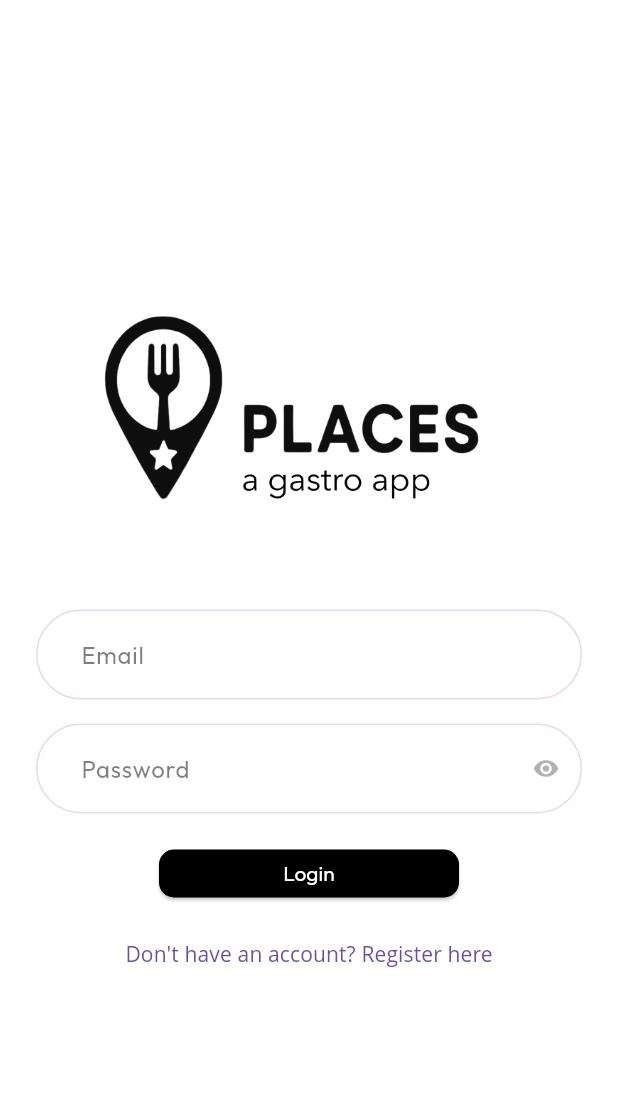
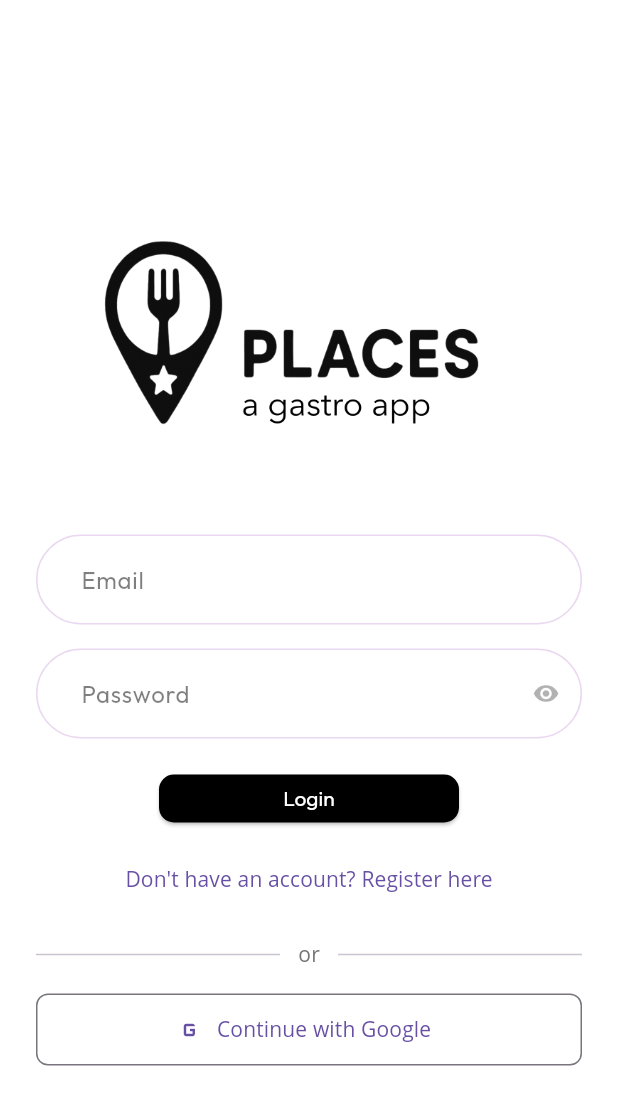
Before and after one commit to orozmarin/places-frontend, a Flutter app: the screen it shows after launch, on a phone screen of 412 x 824 dp. Shown: the top 1105 px of the screen. Run offline on Flutter 3.47's test engine with Material 3 defaults, Android fonts, the phone set to English and light mode, and no system bars; our stand-ins replace async_redux, card_swiper, copy_with_extension, dio, flutter_dotenv, fluttertoast and 10 more; generated files the repository leaves out were written again; network calls fail; Roboto replaces fonts that are missing (Open Sans).

Commit message:
feat: add Google and Apple Sign-In (#31)
- Add google_sign_in and sign_in_with_apple dependencies
- Add AuthProvider enum (EMAIL/GOOGLE/APPLE) to User model
- Add googleLogin/appleLogin methods to AuthManager
- Add GoogleLoginAction and AppleLoginAction Redux actions
- Update Login UI with social login buttons (Apple only on iOS/macOS)
- Update LoginPage ViewModel with new social login callbacks

Co-Authored-By: Claude Sonnet 4.6 <noreply@anthropic.com>

```diff
--- a/lib/models/auth/user.dart
+++ b/lib/models/auth/user.dart
@@ -16,6 +16,7 @@ class User {
   DateTime? dateOfBirth;
   UserStatus? status;
   String? profileImageUrl;
+  AuthProvider? authProvider;
 
   String getFullName() {
     return "$firstName $lastName";
@@ -43,6 +44,7 @@ class User {
     this.dateOfBirth,
     this.status,
     this.profileImageUrl,
+    this.authProvider,
   });
 
   @override
@@ -60,7 +62,8 @@ class User {
           sex == other.sex &&
           dateOfBirth == other.dateOfBirth &&
           status == other.status &&
-          profileImageUrl == other.profileImageUrl);
+          profileImageUrl == other.profileImageUrl &&
+          authProvider == other.authProvider);
 
   @override
   int get hashCode =>
@@ -74,7 +77,8 @@ class User {
       sex.hashCode ^
       dateOfBirth.hashCode ^
       status.hashCode ^
-      profileImageUrl.hashCode;
+      profileImageUrl.hashCode ^
+      authProvider.hashCode;
 
   @override
   String toString() {
@@ -90,6 +94,7 @@ class User {
         ' dateOfBirth: $dateOfBirth,' +
         ' status: $status,' +
         ' profileImageUrl: $profileImageUrl,' +
+        ' authProvider: $authProvider,' +
         '}';
   }
 
@@ -105,6 +110,7 @@ class User {
     DateTime? dateOfBirth,
     UserStatus? status,
     String? profileImageUrl,
+    AuthProvider? authProvider,
   }) {
     return User(
       id: id ?? this.id,
@@ -118,6 +124,7 @@ class User {
       dateOfBirth: dateOfBirth ?? this.dateOfBirth,
       status: status ?? this.status,
       profileImageUrl: profileImageUrl ?? this.profileImageUrl,
+      authProvider: authProvider ?? this.authProvider,
     );
   }
 
@@ -173,3 +180,9 @@ enum Sex {
   FEMALE,
   UNDEFINED,
 }
+
+enum AuthProvider {
+  EMAIL,
+  GOOGLE,
+  APPLE,
+}
--- a/lib/screens/login/login.dart
+++ b/lib/screens/login/login.dart
@@ -1,3 +1,5 @@
+import 'dart:io';
+
 import 'package:flutter/material.dart';
 import 'package:gastrorate/models/auth/login_request.dart';
 import 'package:gastrorate/models/auth/register_request.dart';
@@ -9,9 +11,18 @@ import 'package:gastrorate/widgets/input_field.dart';
 import 'package:gastrorate/widgets/vertical_spacer.dart';
 
 class Login extends StatefulWidget {
-  const Login({Key? key, required this.registerUser, required this.loginUser, required this.isLoading}) : super(key: key);
+  const Login({
+    Key? key,
+    required this.registerUser,
+    required this.loginUser,
+    required this.isLoading,
+    required this.googleLogin,
+    required this.appleLogin,
+  }) : super(key: key);
   final Function(RegisterRequest registerRequest) registerUser;
   final Function(LoginRequest loginRequest) loginUser;
+  final VoidCallback googleLogin;
+  final VoidCallback appleLogin;
   final bool isLoading;
 
   @override
@@ -219,6 +230,50 @@ class _LoginState extends State<Login> {
                         ? 'Already have an account? Login here'
                         : 'Don\'t have an account? Register here'),
                   ),
+                  if (!_isRegistering) ...[
+                    const VerticalSpacer(16),
+                    Row(
+                      children: [
+                        const Expanded(child: Divider()),
+                        Padding(
+                          padding: const EdgeInsets.symmetric(horizontal: 12),
+                          child: Text(
+                            'or',
+                            style: TextStyle(color: Colors.grey[600]),
+                          ),
+                        ),
+                        const Expanded(child: Divider()),
+                      ],
+                    ),
+                    const VerticalSpacer(16),
+                    OutlinedButton.icon(
+                      onPressed: widget.isLoading ? null : widget.googleLogin,
+                      icon: Image.network(
+                        'https://www.gstatic.com/firebasejs/ui/2.0.0/images/auth/google.svg',
+                        height: 20,
+                        width: 20,
+                        errorBuilder: (_, __, ___) => const Icon(Icons.g_mobiledata, size: 20),
+                      ),
+                      label: const Text('Continue with Google'),
+                      style: OutlinedButton.styleFrom(
+                        minimumSize: const Size(double.infinity, 48),
+                        shape: RoundedRectangleBorder(borderRadius: BorderRadius.circular(8)),
+                      ),
+                    ),
+                    if (Platform.isIOS || Platform.isMacOS) ...[
+                      const VerticalSpacer(12),
+                      OutlinedButton.icon(
+                        onPressed: widget.isLoading ? null : widget.appleLogin,
+                        icon: const Icon(Icons.apple, size: 20),
+                        label: const Text('Sign in with Apple'),
+                        style: OutlinedButton.styleFrom(
+                          minimumSize: const Size(double.infinity, 48),
+                          shape: RoundedRectangleBorder(borderRadius: BorderRadius.circular(8)),
+                          foregroundColor: Colors.black,
+                        ),
+                      ),
+                    ],
+                  ],
                 ],
               ),
             ),
--- a/lib/screens/login/login_page.dart
+++ b/lib/screens/login/login_page.dart
@@ -17,6 +17,8 @@ class LoginPage extends StatelessWidget {
         loginUser: vm.loginUser,
         registerUser: vm.registerUser,
         isLoading: vm.isLoading,
+        googleLogin: vm.googleLogin,
+        appleLogin: vm.appleLogin,
       ),
     );
   }
@@ -29,7 +31,9 @@ class Factory extends VmFactory<AppState, LoginPage, ViewModel> {
   ViewModel? fromStore() => ViewModel(
         registerUser: (RegisterRequest registerRequest) => dispatch(RegisterAction(registerRequest)),
         loginUser: (LoginRequest loginRequest) => dispatch(LoginAction(loginRequest)),
-        isLoading: isWaiting(LoginAction),
+        googleLogin: () => dispatch(GoogleLoginAction()),
+        appleLogin: () => dispatch(AppleLoginAction()),
+        isLoading: isWaiting(LoginAction) || isWaiting(GoogleLoginAction) || isWaiting(AppleLoginAction),
       );
 }
 
@@ -37,11 +41,15 @@ class ViewModel extends Vm {
   ViewModel({
     required this.registerUser,
     required this.loginUser,
+    required this.googleLogin,
+    required this.appleLogin,
     required this.isLoading,
   });
 
   final Function(RegisterRequest registerRequest) registerUser;
   final Function(LoginRequest loginRequest) loginUser;
+  final VoidCallback googleLogin;
+  final VoidCallback appleLogin;
   final bool isLoading;
 
   @override
@@ -52,8 +60,16 @@ class ViewModel extends Vm {
           runtimeType == other.runtimeType &&
           registerUser == other.registerUser &&
           loginUser == other.loginUser &&
+          googleLogin == other.googleLogin &&
+          appleLogin == other.appleLogin &&
           isLoading == other.isLoading;
 
   @override
-  int get hashCode => super.hashCode ^ registerUser.hashCode ^ loginUser.hashCode ^ isLoading.hashCode;
+  int get hashCode =>
+      super.hashCode ^
+      registerUser.hashCode ^
+      loginUser.hashCode ^
+      googleLogin.hashCode ^
+      appleLogin.hashCode ^
+      isLoading.hashCode;
 }
--- a/pubspec.yaml
+++ b/pubspec.yaml
@@ -60,6 +60,8 @@ dependencies:
   shared_preferences: ^2.5.4
   fluttertoast: ^9.0.0
   image_picker: ^1.2.1
+  google_sign_in: ^6.2.1
+  sign_in_with_apple: ^6.1.0
 
 dev_dependencies:
   flutter_test:
```
Also changed, not shown: lib/service/auth_manager.dart (+24 -0 lines), lib/store/auth/auth.actions.dart (+76 -0 lines), lib/models/auth/user.g.dart.
